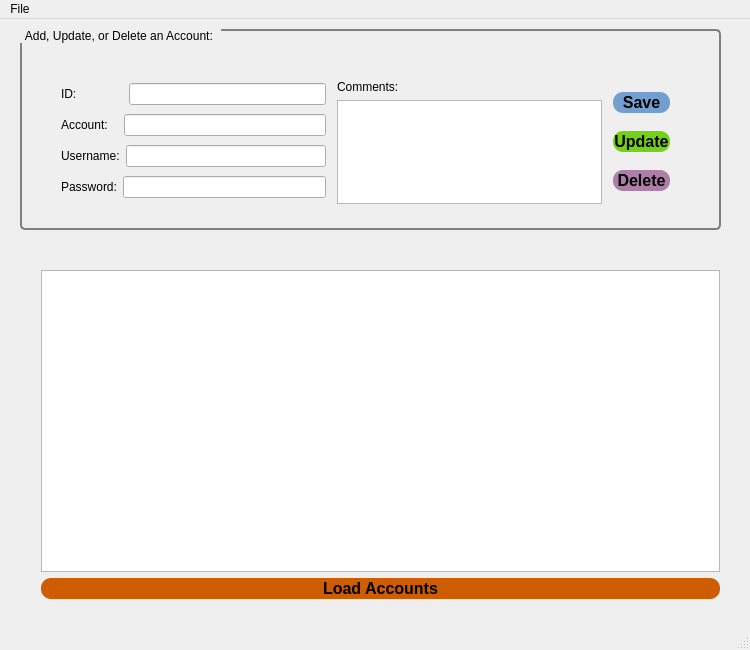
First picture: the form in PasswordManager/manager.ui, repository MegaMan501/PassManager, before the edit.
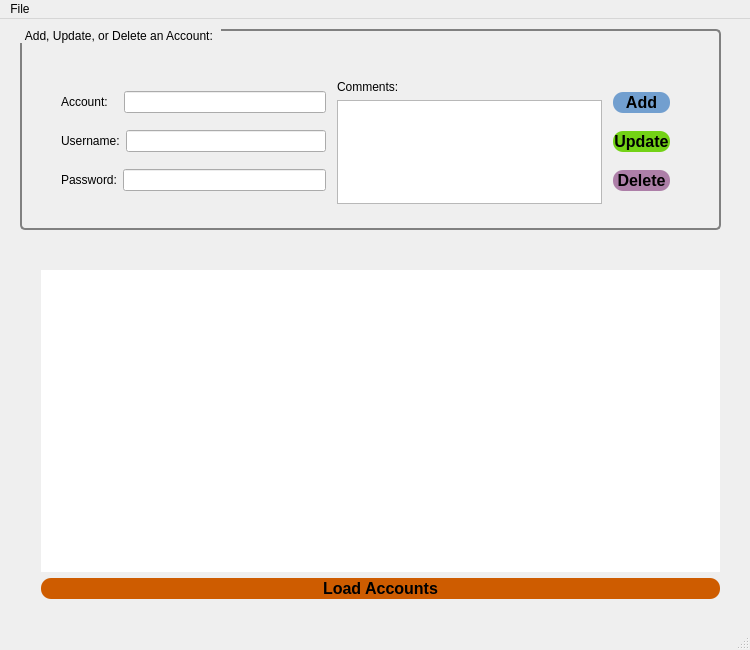
Second picture: the form after the edit.

What changed in the file:
```diff
--- a/PasswordManager/manager.ui
+++ b/PasswordManager/manager.ui
@@ -55,31 +55,7 @@
       <item>
        <layout class="QVBoxLayout" name="lines">
         <item>
-         <layout class="QHBoxLayout" name="id">
-          <item>
-           <widget class="QLabel" name="label_id">
-            <property name="enabled">
-             <bool>true</bool>
-            </property>
-            <property name="text">
-             <string>ID:              </string>
-            </property>
-           </widget>
-          </item>
-          <item>
-           <widget class="QLineEdit" name="lineEdit_id">
-            <property name="enabled">
-             <bool>true</bool>
-            </property>
-            <property name="echoMode">
-             <enum>QLineEdit::Normal</enum>
-            </property>
-            <property name="readOnly">
-             <bool>false</bool>
-            </property>
-           </widget>
-          </item>
-         </layout>
+         <layout class="QHBoxLayout" name="id"/>
         </item>
         <item>
          <layout class="QHBoxLayout" name="acc">
@@ -194,7 +170,7 @@
 }</string>
           </property>
           <property name="text">
-           <string>Save</string>
+           <string>Add</string>
           </property>
          </widget>
         </item>
@@ -257,11 +233,39 @@
     <layout class="QVBoxLayout" name="accounts_table">
      <item>
       <widget class="QTableView" name="tableView">
+       <property name="autoFillBackground">
+        <bool>false</bool>
+       </property>
        <property name="styleSheet">
-        <string notr="true"> QTableView table {
-  selection-background-color: rgb(52, 101, 164);
+        <string notr="true"> QTableView {
+alternate-background-color: lightblue;
+}
+
+ QTableView::item:focus {
+ selection-background-color: blue; 
 }</string>
        </property>
+       <property name="frameShape">
+        <enum>QFrame::NoFrame</enum>
+       </property>
+       <property name="frameShadow">
+        <enum>QFrame::Plain</enum>
+       </property>
+       <property name="sizeAdjustPolicy">
+        <enum>QAbstractScrollArea::AdjustToContentsOnFirstShow</enum>
+       </property>
+       <property name="alternatingRowColors">
+        <bool>true</bool>
+       </property>
+       <property name="showGrid">
+        <bool>true</bool>
+       </property>
+       <property name="gridStyle">
+        <enum>Qt::SolidLine</enum>
+       </property>
+       <attribute name="horizontalHeaderVisible">
+        <bool>true</bool>
+       </attribute>
       </widget>
      </item>
      <item>
```
Left out of the diff: 2 changed lines with no effect on the pictures.
